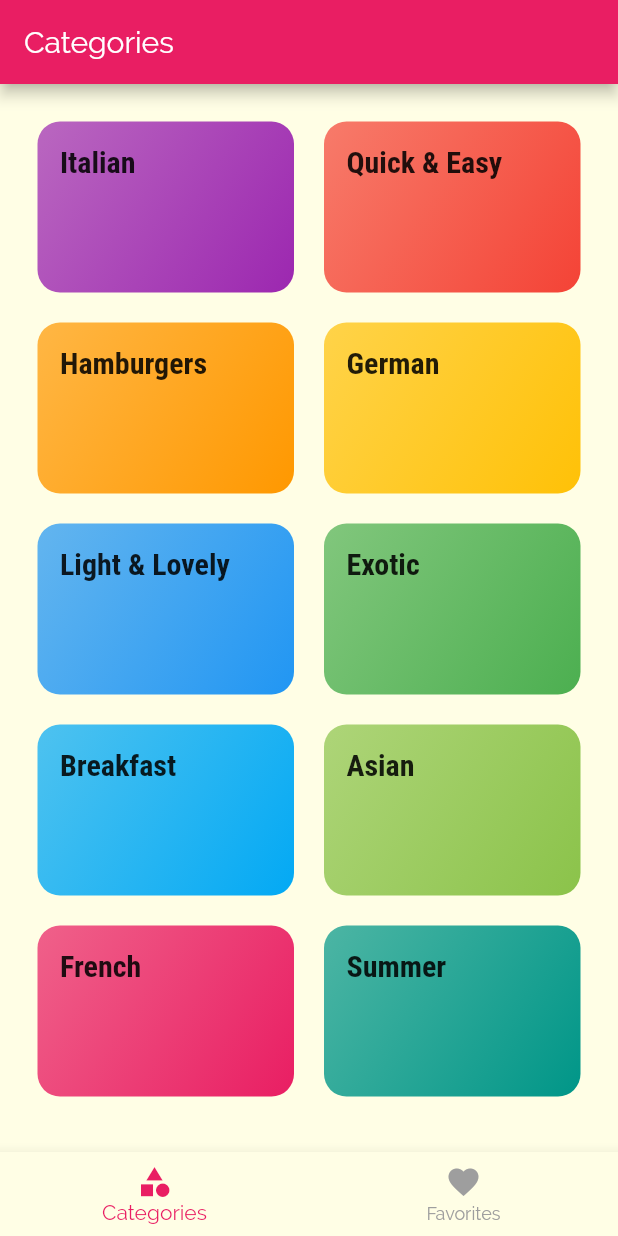
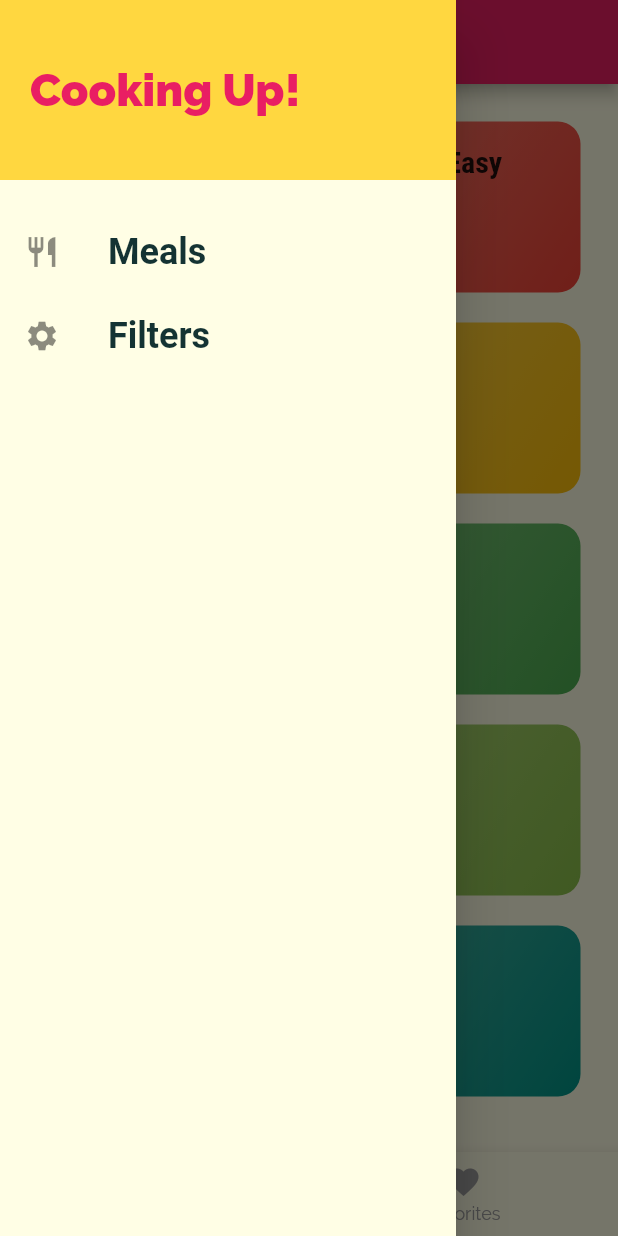
Before and after one commit to Zireael26/Meals-App, a Flutter app: the screen it shows after launch, with the side drawer open (before the commit the screen has no drawer), on a phone screen of 412 x 824 dp. Run offline on Flutter 3.47's test engine with Material 2 defaults, Android fonts, the light colour scheme and no system bars; Roboto replaces fonts that are missing (RobotoCondensed).

Commit message:
Added Custom Drawer
Signed-off-by: Abhishek Kaushik <abhishek.nexus26@gmail.com>

```diff
--- a/lib/pages/tabs_page.dart
+++ b/lib/pages/tabs_page.dart
@@ -1,6 +1,7 @@
 import 'package:flutter/material.dart';
 import 'package:mealsapp/pages/categories_page.dart';
 import 'package:mealsapp/pages/favorites_page.dart';
+import 'package:mealsapp/widgets/main_drawer.dart';
 
 class TabsPage extends StatefulWidget {
   @override
@@ -28,6 +29,7 @@ class _TabsPageState extends State<TabsPage> {
         title: Text(_pages[_selectedPageIndex]['title']),
       ),
       body: _pages[_selectedPageIndex]['page'],
+      drawer: MainDrawer(),
       bottomNavigationBar: BottomNavigationBar(
         onTap: _selectPage,
         unselectedItemColor: Colors.grey,
--- /dev/null
+++ b/lib/widgets/main_drawer.dart
@@ -0,0 +1,46 @@
+import 'package:flutter/material.dart';
+
+class MainDrawer extends StatelessWidget {
+  Widget buildListTile({IconData iconData, String text}) {
+    return ListTile(
+      leading: Icon(iconData),
+      title: Text(
+        text,
+        style: TextStyle(
+          fontFamily: 'RobotoCondensed',
+          fontWeight: FontWeight.w700,
+          fontSize: 24.0,
+        ),
+      ),
+      onTap: () {},
+    );
+  }
+
+  @override
+  Widget build(BuildContext context) {
+    return Drawer(
+      child: Column(
+        children: <Widget>[
+          Container(
+            height: 120.0,
+            width: double.infinity,
+            padding: EdgeInsets.all(20.0),
+            alignment: Alignment.centerLeft,
+            color: Theme.of(context).accentColor,
+            child: Text(
+              "Cooking Up!",
+              style: TextStyle(
+                color: Theme.of(context).primaryColor,
+                fontSize: 30,
+                fontWeight: FontWeight.w900,
+              ),
+            ),
+          ),
+          SizedBox(height: 20),
+          buildListTile(iconData: Icons.restaurant, text: "Meals"),
+          buildListTile(iconData: Icons.settings, text: "Filters"),
+        ],
+      ),
+    );
+  }
+}
```
